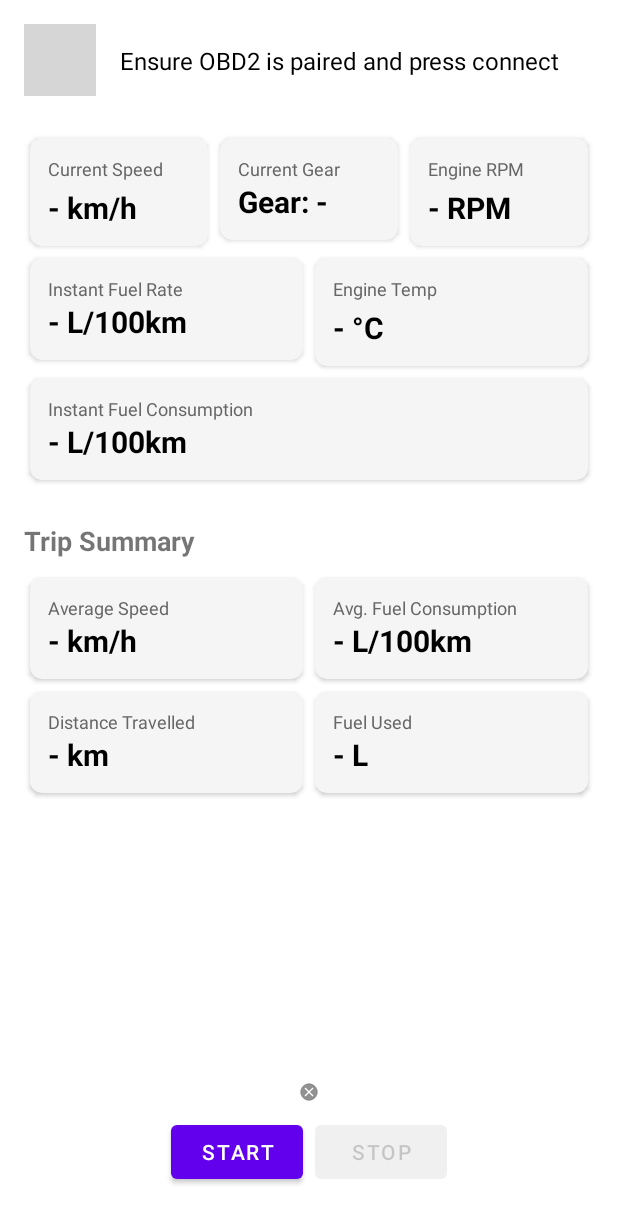
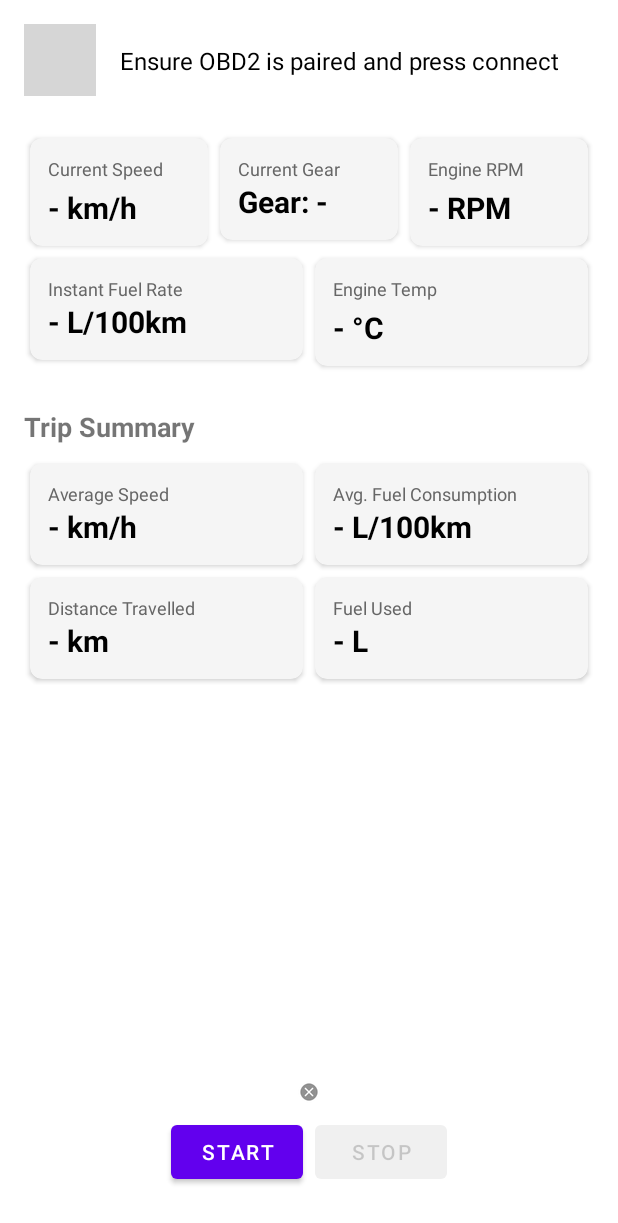
Before and after one commit to Timeonas/Driving-Efficiency-App-FYP, an Android app: the ObdConnectActivity screen opened directly, with no data from a screen before it, on a phone screen of 412 x 824 dp. Shown: the top 1223 px of the screen. Run offline under Robolectric (Android 15) with nearby library versions, the phone set to English and light mode, and no system bars; grey boxes are pictures that could not be loaded.

Commit message:
Removed instant fuel consumption

```diff
--- a/app/src/main/res/layout/obd_connect_activity.xml
+++ b/app/src/main/res/layout/obd_connect_activity.xml
@@ -204,41 +204,10 @@
             </androidx.cardview.widget.CardView>
         </LinearLayout>
 
-        <!-- Third Row (New) with Instant Fuel Consumption -->
         <LinearLayout
             android:layout_width="match_parent"
             android:layout_height="wrap_content"
             android:orientation="horizontal">
-
-            <!-- Instant Fuel Consumption Card -->
-            <androidx.cardview.widget.CardView
-                android:layout_width="0dp"
-                android:layout_height="wrap_content"
-                android:layout_margin="4dp"
-                android:layout_weight="1"
-                app:cardCornerRadius="8dp"
-                app:cardBackgroundColor="#F5F5F5">
-                <LinearLayout
-                    android:layout_width="match_parent"
-                    android:layout_height="wrap_content"
-                    android:orientation="vertical"
-                    android:padding="12dp">
-                    <TextView
-                        android:layout_width="wrap_content"
-                        android:layout_height="wrap_content"
-                        android:text="Instant Fuel Consumption"
-                        android:textColor="#666666"
-                        android:textSize="12sp"/>
-                    <TextView
-                        android:id="@+id/instantFuelConsumptionText"
-                        android:layout_width="wrap_content"
-                        android:layout_height="wrap_content"
-                        android:text="- L/100km"
-                        android:textColor="@color/black"
-                        android:textSize="20sp"
-                        android:textStyle="bold"/>
-                </LinearLayout>
-            </androidx.cardview.widget.CardView>
         </LinearLayout>
     </LinearLayout>
 
```
Also changed, not shown: app/src/main/java/com/example/drivingefficiencyapp/obd/ObdConnectActivity.kt (+5 -7 lines), app/src/main/java/com/example/drivingefficiencyapp/obd/ObdDataReader.kt (+0 -9 lines), 1 other file.
